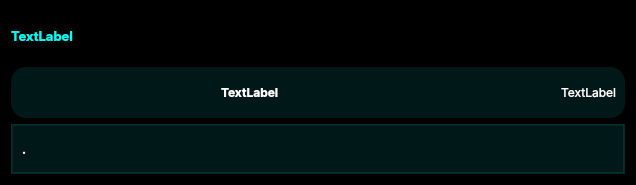
The window that WardenFort/notificationwidget.ui (oncelerr/WardenFort) describes before a commit, drawn with Qt 5.
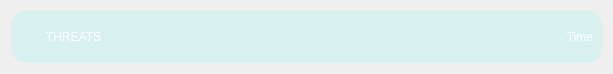
The same window after the commit. Icons and pictures are not drawn.

What changed in the file:
```diff
--- a/WardenFort/notificationwidget.ui
+++ b/WardenFort/notificationwidget.ui
@@ -6,38 +6,18 @@
    <rect>
     <x>0</x>
     <y>0</y>
-    <width>636</width>
-    <height>185</height>
+    <width>613</width>
+    <height>74</height>
    </rect>
   </property>
   <property name="windowTitle">
    <string>Form</string>
   </property>
   <property name="styleSheet">
-   <string notr="true">background-color: tansparent;</string>
+   <string notr="true"/>
   </property>
-  <layout class="QGridLayout" name="gridLayout">
-   <item row="0" column="0">
-    <widget class="QLabel" name="dateLabel">
-     <property name="font">
-      <font>
-       <family>Inter</family>
-       <pointsize>10</pointsize>
-       <bold>true</bold>
-      </font>
-     </property>
-     <property name="styleSheet">
-      <string notr="true">color: #01FDF5;</string>
-     </property>
-     <property name="text">
-      <string>TextLabel</string>
-     </property>
-     <property name="textInteractionFlags">
-      <set>Qt::NoTextInteraction</set>
-     </property>
-    </widget>
-   </item>
-   <item row="1" column="0">
+  <layout class="QHBoxLayout" name="horizontalLayout">
+   <item>
     <widget class="QFrame" name="frame">
      <property name="styleSheet">
       <string notr="true">background-color: rgba(1, 253, 245, 0.1); 
@@ -49,123 +29,56 @@
      <property name="frameShadow">
       <enum>QFrame::Raised</enum>
      </property>
-     <layout class="QGridLayout" name="gridLayout_2">
-      <item row="0" column="0" alignment="Qt::AlignLeft">
-       <widget class="QPushButton" name="expandButton">
-        <property name="sizePolicy">
-         <sizepolicy hsizetype="Minimum" vsizetype="Fixed">
-          <horstretch>0</horstretch>
-          <verstretch>0</verstretch>
-         </sizepolicy>
-        </property>
+     <layout class="QHBoxLayout" name="horizontalLayout_2">
+      <item>
+       <widget class="QCheckBox" name="checkBox">
         <property name="styleSheet">
-         <string notr="true">background-color: transparent;</string>
+         <string notr="true">background-color: rgba(255, 255, 255, 0);</string>
         </property>
         <property name="text">
          <string/>
         </property>
-        <property name="icon">
-         <iconset resource="wardenfort.qrc">
-          <normaloff>:/wardenfort/triReversedButton.png</normaloff>:/wardenfort/triReversedButton.png</iconset>
+       </widget>
+      </item>
+      <item>
+       <widget class="QLabel" name="label">
+        <property name="styleSheet">
+         <string notr="true">color: rgb(255, 255, 255);
+background-color: rgba(255, 255, 255, 0);</string>
         </property>
-        <property name="iconSize">
+        <property name="text">
+         <string>THREATS</string>
+        </property>
+       </widget>
+      </item>
+      <item>
+       <spacer name="horizontalSpacer">
+        <property name="orientation">
+         <enum>Qt::Horizontal</enum>
+        </property>
+        <property name="sizeHint" stdset="0">
          <size>
-          <width>30</width>
-          <height>30</height>
+          <width>40</width>
+          <height>20</height>
          </size>
         </property>
-        <property name="shortcut">
-         <string notr="true"/>
-        </property>
-        <property name="autoRepeatDelay">
-         <number>300</number>
-        </property>
-        <property name="flat">
-         <bool>true</bool>
-        </property>
-       </widget>
+       </spacer>
       </item>
-      <item row="0" column="1">
-       <widget class="QLabel" name="textLabel">
-        <property name="font">
-         <font>
-          <family>Inter</family>
-          <pointsize>9</pointsize>
-          <bold>true</bold>
-         </font>
-        </property>
-        <property name="styleSheet">
-         <string notr="true">background-color: transparent;
-color: white;</string>
-        </property>
-        <property name="text">
-         <string>TextLabel</string>
-        </property>
-        <property name="textInteractionFlags">
-         <set>Qt::NoTextInteraction</set>
-        </property>
-       </widget>
-      </item>
-      <item row="0" column="4">
-       <widget class="QLabel" name="timeLabel">
-        <property name="font">
-         <font>
-          <family>Inter</family>
-          <pointsize>9</pointsize>
-         </font>
-        </property>
+      <item>
+       <widget class="QLabel" name="label_2">
         <property name="layoutDirection">
          <enum>Qt::LeftToRight</enum>
         </property>
         <property name="styleSheet">
-         <string notr="true">background-color: transparent;
-color: white;</string>
+         <string notr="true">color: rgb(255, 255, 255);
+background-color: rgba(255, 255, 255, 0);</string>
         </property>
         <property name="text">
-         <string>TextLabel</string>
+         <string>Time</string>
         </property>
         <property name="alignment">
          <set>Qt::AlignRight|Qt::AlignTrailing|Qt::AlignVCenter</set>
         </property>
-        <property name="textInteractionFlags">
-         <set>Qt::NoTextInteraction</set>
-        </property>
-       </widget>
-      </item>
-     </layout>
-    </widget>
-   </item>
-   <item row="2" column="0">
-    <widget class="QFrame" name="detailsFrame">
-     <property name="styleSheet">
-      <string notr="true">background-color: rgba(1, 253, 245, 0.1); </string>
-     </property>
-     <property name="frameShape">
-      <enum>QFrame::Box</enum>
-     </property>
-     <property name="frameShadow">
-      <enum>QFrame::Raised</enum>
-     </property>
-     <layout class="QVBoxLayout" name="verticalLayout">
-      <item>
-       <widget class="QLabel" name="detailsLabel">
-        <property name="font">
-         <font>
-          <family>Inter</family>
-          <pointsize>9</pointsize>
-          <bold>true</bold>
-         </font>
-        </property>
-        <property name="styleSheet">
-         <string notr="true">background-color: transparent;
-color: white;</string>
-        </property>
-        <property name="text">
-         <string>.</string>
-        </property>
-        <property name="textInteractionFlags">
-         <set>Qt::NoTextInteraction</set>
-        </property>
        </widget>
       </item>
      </layout>
```
Left out of the diff: 9 changed lines with no effect on the pictures.
